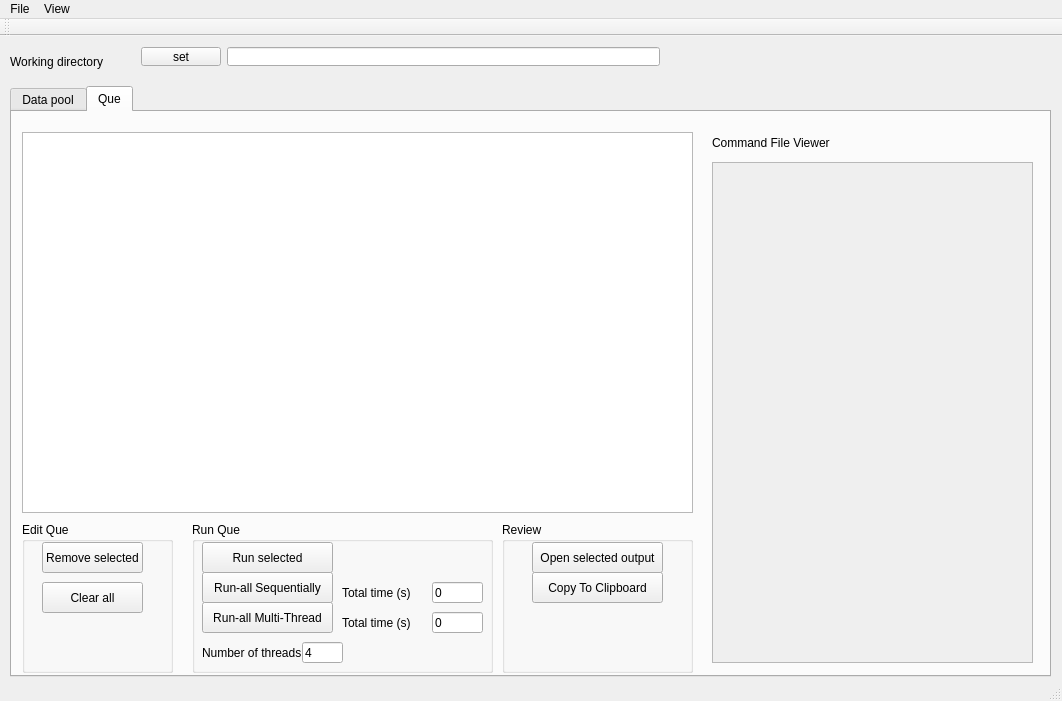
This is src/plastimatch/standalone/register_gui.ui in simonoxen/plastimatch as Qt 5 draws it before an edit. The edited form follows.
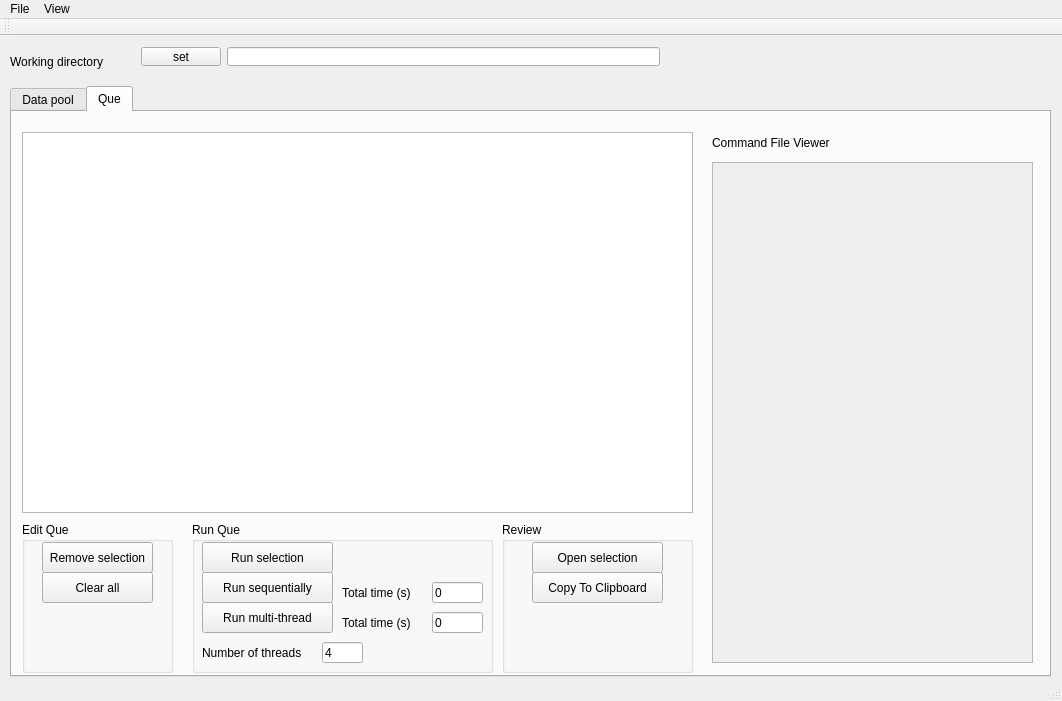
This is the edited form. The open tabs and pages were chosen to show the change.

The edit to the form file:
```diff
--- a/src/plastimatch/standalone/register_gui.ui
+++ b/src/plastimatch/standalone/register_gui.ui
@@ -398,8 +398,8 @@
        <property name="geometry">
         <rect>
          <x>20</x>
-         <y>60</y>
-         <width>101</width>
+         <y>50</y>
+         <width>111</width>
          <height>31</height>
         </rect>
        </property>
@@ -412,12 +412,12 @@
         <rect>
          <x>20</x>
          <y>20</y>
-         <width>101</width>
+         <width>111</width>
          <height>31</height>
         </rect>
        </property>
        <property name="text">
-        <string>Remove selected</string>
+        <string>Remove selection</string>
        </property>
       </widget>
      </widget>
@@ -443,7 +443,7 @@
         </rect>
        </property>
        <property name="text">
-        <string>Run selected</string>
+        <string>Run selection</string>
        </property>
       </widget>
       <widget class="QPushButton" name="pushButton_RunAll_Seq">
@@ -456,7 +456,7 @@
         </rect>
        </property>
        <property name="text">
-        <string>Run-all Sequentially</string>
+        <string>Run sequentially</string>
        </property>
       </widget>
       <widget class="QPushButton" name="pushButton_RunAll_MultiThread">
@@ -469,13 +469,13 @@
         </rect>
        </property>
        <property name="text">
-        <string>Run-all Multi-Thread</string>
+        <string>Run multi-thread</string>
        </property>
       </widget>
       <widget class="QLineEdit" name="lineEdit_MaxNumberThread">
        <property name="geometry">
         <rect>
-         <x>110</x>
+         <x>130</x>
          <y>120</y>
          <width>41</width>
          <height>21</height>
@@ -490,7 +490,7 @@
         <rect>
          <x>10</x>
          <y>120</y>
-         <width>101</width>
+         <width>111</width>
          <height>21</height>
         </rect>
        </property>
@@ -573,7 +573,7 @@
         </rect>
        </property>
        <property name="text">
-        <string>Open selected output</string>
+        <string>Open selection</string>
        </property>
       </widget>
       <widget class="QPushButton" name="pushButton_CopyTableToClipboard">
```
Left out of the diff: 14 changed lines with no effect on the pictures.
